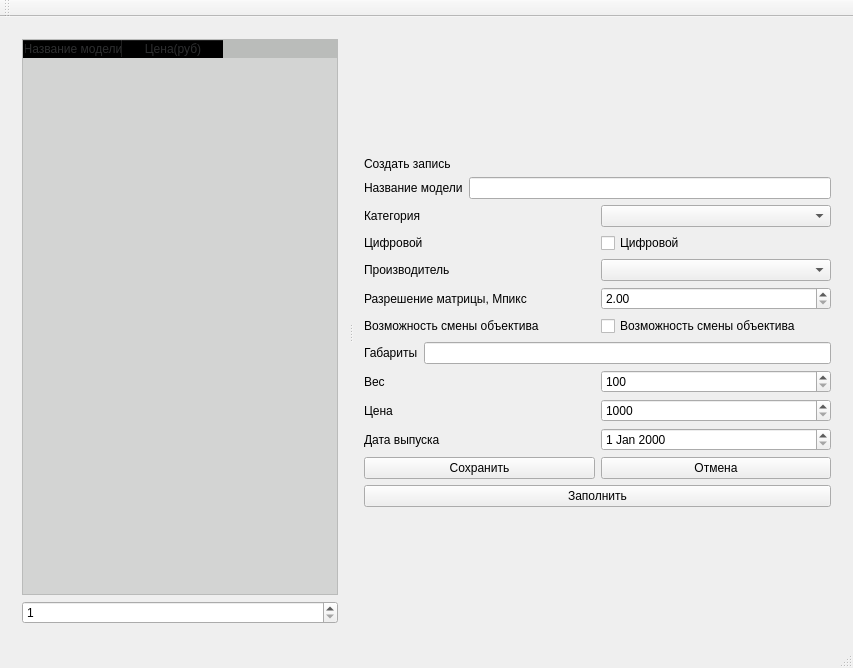
Old version of the form mainwindow.ui in the repository Sapfir0/ProgramLab.
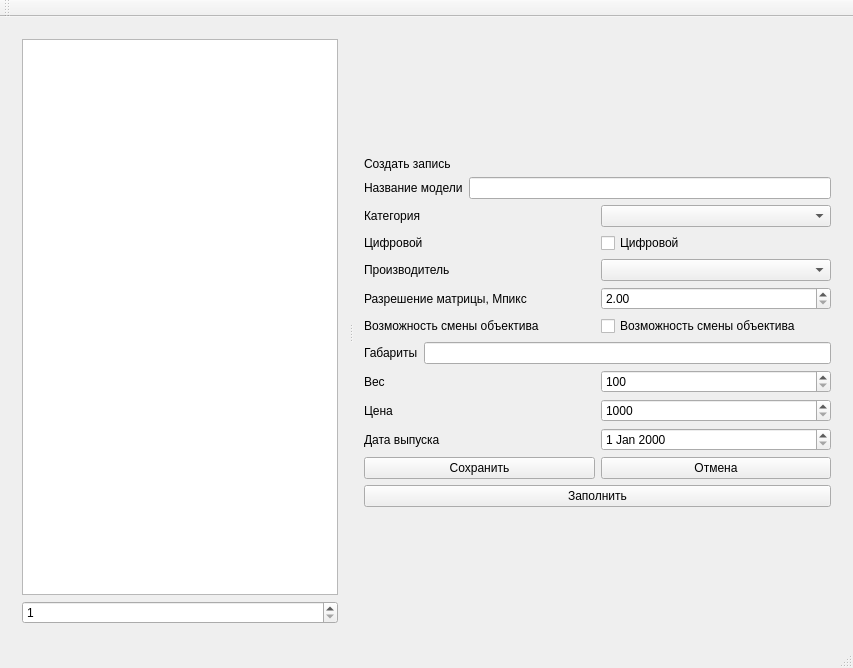
New version of the form.

Patch:
```diff
--- a/mainwindow.ui
+++ b/mainwindow.ui
@@ -27,19 +27,8 @@
           <item>
            <widget class="QTableWidget" name="spisok">
             <property name="styleSheet">
-             <string notr="true">  color:#2E2F30 ;
-  background-color: rgba(0, 5, 0, 30);</string>
+             <string notr="true"/>
             </property>
-            <column>
-             <property name="text">
-              <string>Название модели</string>
-             </property>
-            </column>
-            <column>
-             <property name="text">
-              <string>Цена(руб)</string>
-             </property>
-            </column>
            </widget>
           </item>
           <item>
```
Left out of the diff: 2 changed lines with no effect on the pictures.
